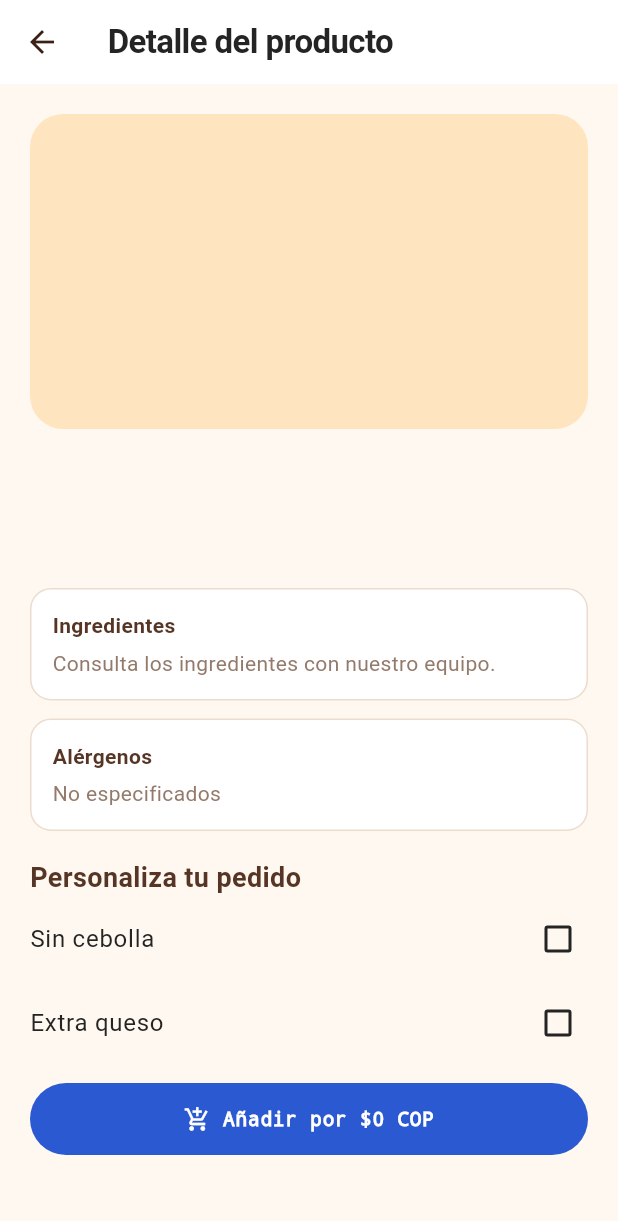
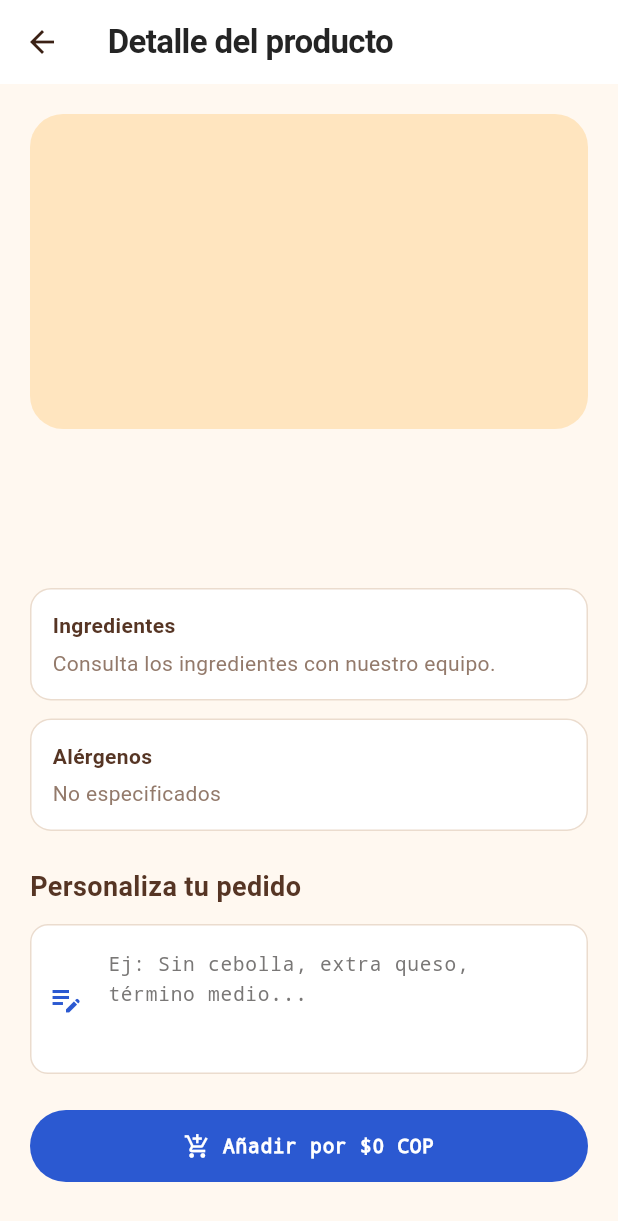
Before and after one commit to Mauzg19/RestaurantApp, a Flutter app: the ProductDetailPage screen opened directly with empty values, on a phone screen of 412 x 824 dp. Shown: the top 1221 px of the screen. Run offline on Flutter 3.47's test engine with Material 3 defaults, Android fonts, the light colour scheme and no system bars; our stand-ins replace file_picker, flutter_secure_storage, local_auth, shared_preferences, supabase_flutter, video_player; missing offline and left inert: flutter_stripe; accounts and stored records are empty; network calls fail; Roboto replaces fonts that are missing (Georgia); statements that could not run were skipped.

Commit message:
Correcion de categorias y personalizacion del pedido

```diff
--- a/restaurantapp/lib/features/customer/domain/entities/order.dart
+++ b/restaurantapp/lib/features/customer/domain/entities/order.dart
@@ -74,12 +74,14 @@
     required this.name,
     required this.quantity,
     required this.unitPrice,
+    this.notes,
   });
 
   final String productId;
   final String name;
   final int quantity;
   final double unitPrice;
+  final String? notes;
 
   double get subtotal => unitPrice * quantity;
 
@@ -88,6 +90,7 @@
     'name': name,
     'quantity': quantity,
     'unit_price': unitPrice,
+    'notes': notes,
   };
 
   factory CustomerOrderItem.fromJson(Map<String, dynamic> json) =>
@@ -96,6 +99,7 @@
         name: json['name']?.toString() ?? 'Producto',
         quantity: _toInt(json['quantity']),
         unitPrice: _toDouble(json['unit_price']),
+        notes: json['notes'] as String?,
       );
 }
 
@@ -127,8 +131,13 @@
 
   double get total => items.fold(0.0, (sum, item) => sum + item.subtotal);
 
-  String get summary =>
-      items.map((item) => '${item.quantity}× ${item.name}').join(', ');
+  String get summary => items
+      .map((item) {
+        final notes = item.notes?.trim();
+        return '${item.quantity}× ${item.name}'
+            '${notes == null || notes.isEmpty ? '' : ' ($notes)'}';
+      })
+      .join(', ');
 
   CustomerOrder copyWith({String? status}) => CustomerOrder(
     id: id,
--- a/restaurantapp/lib/features/customer/presentation/pages/product_detail_page.dart
+++ b/restaurantapp/lib/features/customer/presentation/pages/product_detail_page.dart
@@ -11,15 +11,20 @@
   });
 
   final Product product;
-  final VoidCallback onAddToCart;
+  final Function(String) onAddToCart;
 
   @override
   State<ProductDetailPage> createState() => _ProductDetailPageState();
 }
 
 class _ProductDetailPageState extends State<ProductDetailPage> {
-  bool _withoutOnion = false;
-  bool _extraCheese = false;
+  final TextEditingController _notesController = TextEditingController();
+
+  @override
+  void dispose() {
+    _notesController.dispose();
+    super.dispose();
+  }
 
   @override
   Widget build(BuildContext context) {
@@ -41,7 +46,19 @@
               color: const Color(0xFFFFE5BF),
               borderRadius: BorderRadius.circular(22),
             ),
-            child: Icon(product.icon, size: 96, color: product.accentColor),
+            child: product.imagePath != null && product.imagePath!.startsWith('http')
+                ? ClipRRect(
+                    borderRadius: BorderRadius.circular(22),
+                    child: Image.network(
+                      product.imagePath!,
+                      width: double.infinity,
+                      height: double.infinity,
+                      fit: BoxFit.cover,
+                      errorBuilder: (context, error, stackTrace) =>
+                          Icon(product.icon, size: 96, color: product.accentColor),
+                    ),
+                  )
+                : Icon(product.icon, size: 96, color: product.accentColor),
           ),
           const SizedBox(height: 20),
           Text(
@@ -71,7 +88,7 @@
                 ? product.allergens!.join(', ')
                 : 'No especificados',
           ),
-          const SizedBox(height: 18),
+          const SizedBox(height: 24),
           const Text(
             'Personaliza tu pedido',
             style: TextStyle(
@@ -80,24 +97,29 @@
               fontWeight: FontWeight.bold,
             ),
           ),
-          CheckboxListTile(
-            contentPadding: EdgeInsets.zero,
-            title: const Text('Sin cebolla'),
-            value: _withoutOnion,
-            activeColor: AppTheme.accent,
-            onChanged: (value) => setState(() => _withoutOnion = value ?? false),
+          const SizedBox(height: 12),
+          TextFormField(
+            controller: _notesController,
+            maxLines: 3,
+            decoration: InputDecoration(
+              hintText: 'Ej: Sin cebolla, extra queso, término medio...',
+              filled: true,
+              fillColor: Colors.white,
+              border: OutlineInputBorder(
+                borderRadius: BorderRadius.circular(12),
+                borderSide: const BorderSide(color: Color(0xFFEBDCCE)),
+              ),
+              enabledBorder: OutlineInputBorder(
+                borderRadius: BorderRadius.circular(12),
+                borderSide: const BorderSide(color: Color(0xFFEBDCCE)),
+              ),
+              prefixIcon: const Icon(Icons.edit_note, color: AppTheme.accent),
+            ),
           ),
-          CheckboxListTile(
-            contentPadding: EdgeInsets.zero,
-            title: const Text('Extra queso'),
-            value: _extraCheese,
-            activeColor: AppTheme.accent,
-            onChanged: (value) => setState(() => _extraCheese = value ?? false),
-          ),
-          const SizedBox(height: 12),
+          const SizedBox(height: 24),
           FilledButton.icon(
             onPressed: () {
-              widget.onAddToCart();
+              widget.onAddToCart(_notesController.text.trim());
               Navigator.pop(context);
             },
             icon: const Icon(Icons.add_shopping_cart),
```
Also changed, not shown: restaurantapp/lib/features/administrator/data/repositories/administrator_repository_impl.dart (+17 -5 lines), restaurantapp/lib/features/administrator/domain/entities/administrator_dashboard.dart (+13 -1 lines), restaurantapp/lib/features/administrator/presentation/pages/administrator_home_page.dart (+16 -25 lines), restaurantapp/lib/features/customer/data/repositories/spring_boot_order_repository.dart (+6 -1 lines), restaurantapp/lib/features/customer/presentation/pages/customer_home_page.dart (+95 -24 lines), restaurantapp/lib/features/customer/presentation/pages/customer_orders_page.dart (+29 -5 lines), image.png (added), restaurantapp/flutter_09.png (added), restaurantapp/flutter_10.png (added), restaurantapp/flutter_11.png (added), 2 other files.
